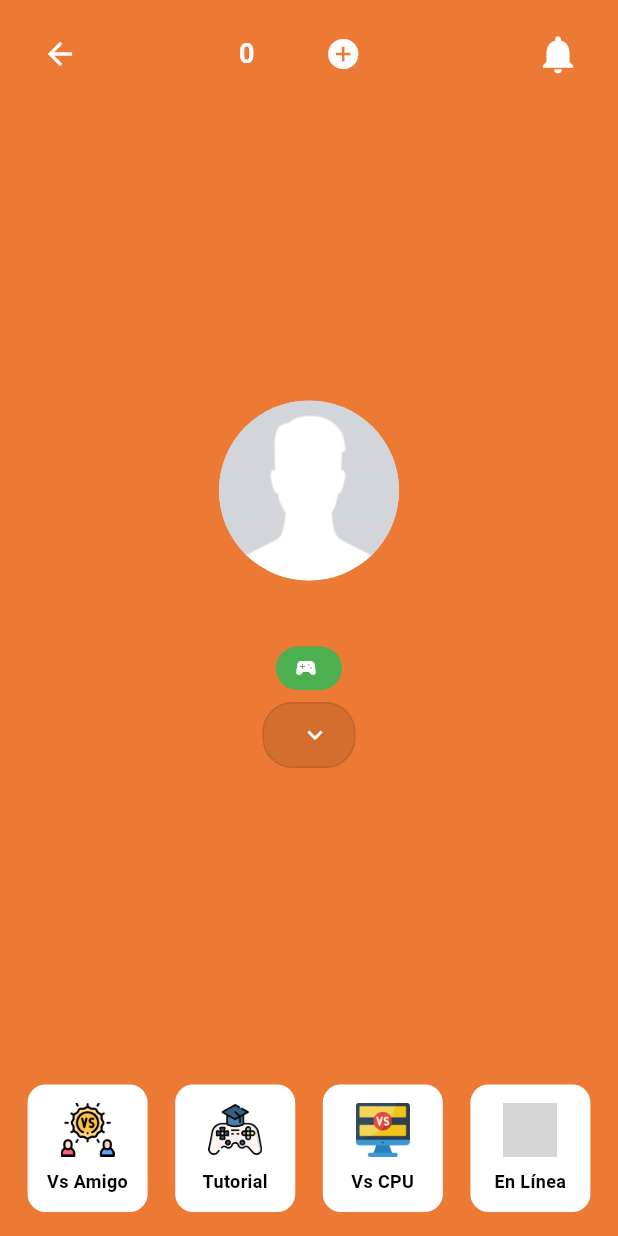
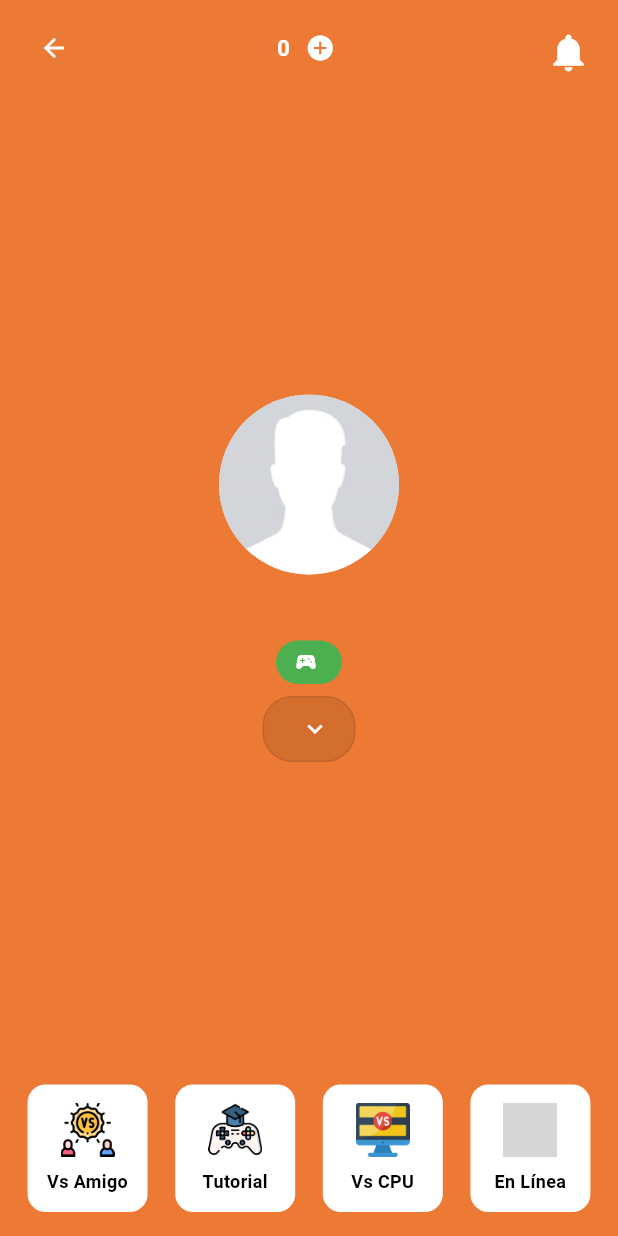
Before and after one commit to ghtdeveloper/tekoplay, a Flutter app: the GameScreen screen opened directly with empty values, on a phone screen of 412 x 824 dp. Run offline on Flutter 3.47's test engine with Material 3 defaults, Android fonts, the phone set to English and light mode, and no system bars; our stand-ins replace audioplayers, cloud_firestore, firebase_auth, firebase_core, firebase_messaging, firebase_storage and 10 more; missing offline and left inert: dart:ffi, flutter_chess_board, flutter_facebook_auth, flutter_stockfish_plugin, pay; accounts and stored records are empty; generated files the repository leaves out were written again; network calls fail; grey boxes are pictures that could not be loaded.

```diff
--- a/lib/core/service/notification_service.dart
+++ b/lib/core/service/notification_service.dart
@@ -1,3 +1,5 @@
+
+import 'dart:ffi';
 
 import 'package:firebase_messaging/firebase_messaging.dart';
 import 'package:flutter/foundation.dart';
--- a/lib/features/games/common/game_screen.dart
+++ b/lib/features/games/common/game_screen.dart
@@ -251,8 +251,6 @@ class _GameScreenState extends State<GameScreen> with WidgetsBindingObserver {
     _updateAnonymousWalletUI();
   }
 
-
-
   Future<bool> _validateUserFundsForInvitation() async {
     if (_currentUser == null) return false;
 
@@ -1141,8 +1139,12 @@ class _GameScreenState extends State<GameScreen> with WidgetsBindingObserver {
               child: Row(
                 mainAxisAlignment: MainAxisAlignment.spaceBetween,
                 children: [
-                  IconButton(
-                    icon: const Icon(Icons.arrow_back, color: Colors.white),
+                  SizedBox(
+                    width: 40,
+                    height: 40,
+                    child: IconButton(
+                      icon: const Icon(Icons.arrow_back, color: Colors.white, size: 20),
+                      padding: EdgeInsets.zero,
                       onPressed: () {
                         if (!_isDisposed) {
                           Navigator.pushReplacement(
@@ -1152,47 +1154,54 @@ class _GameScreenState extends State<GameScreen> with WidgetsBindingObserver {
                         }
                       },
                     ),
-                  Row(
-                    children: [
-                      Text(
-                        matchType == S.of(context).bet
-                            ? '${(_userDiamonds ?? 0.0).toInt()}'
-                            : matchType == S.of(context).fun
-                            ? '${(_userCoins ?? 0.0).toInt()}'
-                            : '0',
-                        style: TextStyle(
-                          fontSize: 18,
-                          fontWeight: FontWeight.bold,
-                          color: Colors.white,
-                        ),
-                      ),
-                      SizedBox(width: 5),
-                      if (matchType == S.of(context).fun)
-                        Image.asset('assets/images/coin.png', height: 30.0)
-                      else if (matchType == S.of(context).bet)
-                        Image.asset('assets/images/diamond.png', height: 30.0)
-                      else
-                        SizedBox(width: 30.0),
-                      IconButton(
-                        icon: Icon(Icons.add_circle, color: Colors.white),
-                        onPressed:
-                            () => {
-                              if (matchType == S.of(context).fun)
-                                _showCoinPurchaseDialog()
-                              else if (matchType == S.of(context).bet)
-                                _showDiamondPurchaseDialog(),
-                            },
-                      ),
-                      if (matchType == S.of(context).bet) ...[
-                        SizedBox(width: 8),
+                  ),
+                  SizedBox(width: 4),
+                  Expanded(
+                    child: LayoutBuilder(
+                      builder: (context, constraints) {
+                        // Si hay poco espacio y es modo bet, usar diseño vertical
+                        final shouldStack = constraints.maxWidth < 200 &&
+                            matchType == S.of(context).bet &&
+                            (_withdrawableDiamonds ?? 0) > 0;
+
+                        if (shouldStack) {
+                          return Column(
+                            mainAxisSize: MainAxisSize.min,
+                            children: [
+                              _buildBalanceRow(),
+                              SizedBox(height: 4),
                               WithdrawalCounterWidget(
                                 withdrawableAmount: _withdrawableDiamonds ?? 0,
                                 onWithdraw: _showWithdrawalDialog,
                               ),
                             ],
-                    ],
-                  ),
-                  _buildNotificationsIcon(),
+                          );
+                        } else {
+                          return Row(
+                            mainAxisAlignment: MainAxisAlignment.center,
+                            mainAxisSize: MainAxisSize.min,
+                            children: [
+                              Flexible(child: _buildBalanceRow()),
+                              if (matchType == S.of(context).bet &&
+                                  (_withdrawableDiamonds ?? 0) > 0) ...[
+                                SizedBox(width: 4),
+                                WithdrawalCounterWidget(
+                                  withdrawableAmount: _withdrawableDiamonds ?? 0,
+                                  onWithdraw: _showWithdrawalDialog,
+                                ),
+                              ],
+                            ],
+                          );
+                        }
+                      },
+                    ),
+                  ),
+                  SizedBox(width: 4),
+                  SizedBox(
+                    width: 40,
+                    height: 40,
+                    child: _buildNotificationsIcon(),
+                  ),
                 ],
               ),
             ),
@@ -1263,6 +1272,68 @@ class _GameScreenState extends State<GameScreen> with WidgetsBindingObserver {
       ),
     );
   }
+
+  Widget _buildBalanceRow() {
+    final isBet = matchType == S.of(context).bet;
+    final balance = isBet ? (_userDiamonds ?? 0) : (_userCoins ?? 0);
+
+    return Row(
+      mainAxisSize: MainAxisSize.min,
+      children: [
+        // Balance número
+        Flexible(
+          child: Text(
+            '$balance',
+            style: TextStyle(
+              fontSize: 15,
+              fontWeight: FontWeight.bold,
+              color: Colors.white,
+            ),
+            overflow: TextOverflow.ellipsis,
+            maxLines: 1,
+          ),
+        ),
+
+        SizedBox(width: 4),
+
+        if (matchType == S.of(context).fun)
+          Image.asset(
+            'assets/images/coin.png',
+            height: 24,
+            errorBuilder: (context, error, stackTrace) {
+              return Icon(Icons.monetization_on, color: Colors.blue, size: 24);
+            },
+          )
+        else if (matchType == S.of(context).bet)
+          Image.asset(
+            'assets/images/diamond.png',
+            height: 24,
+            errorBuilder: (context, error, stackTrace) {
+              return Icon(Icons.diamond, color: Colors.amber, size: 24);
+            },
+          ),
+
+        SizedBox(width: 2),
+
+        SizedBox(
+          width: 28,
+          height: 28,
+          child: IconButton(
+            icon: Icon(Icons.add_circle, color: Colors.white, size: 20),
+            padding: EdgeInsets.zero,
+            onPressed: () {
+              if (matchType == S.of(context).fun) {
+                _showCoinPurchaseDialog();
+              } else if (matchType == S.of(context).bet) {
+                _showDiamondPurchaseDialog();
+              }
+            },
+          ),
+        ),
+      ],
+    );
+  }
+
 
   Widget _buildNotificationsIcon() {
     if (_currentUser == null || !_isInitialized) {
@@ -1398,6 +1469,17 @@ class _GameScreenState extends State<GameScreen> with WidgetsBindingObserver {
                                                 children: [
                                                   Text(
                                                     '${invitation['fromUserName']} ${S.of(context).invitesYou}',
+                                                    style: TextStyle(
+                                                      fontSize: 16,
+                                                      fontWeight:
+                                                          FontWeight.w500,
+                                                    ),
+                                                    overflow:
+                                                        TextOverflow.ellipsis,
+                                                    maxLines: 2,
+                                                  ),
+                                                  Text(
+                                                    '${invitation['betAmount']}  ${invitation['currencyType']}',
                                                     style: TextStyle(
                                                       fontSize: 16,
                                                       fontWeight:
@@ -1587,7 +1669,8 @@ class _GameScreenState extends State<GameScreen> with WidgetsBindingObserver {
                     } else if (amount < 1) {
                       betAmountError = 'El monto debe ser mayor a 0';
                     } else if (amount > (_userDiamonds ?? 0)) {
-                      betAmountError = '${S.of(context).insufficientFunds}. ${S.of(context).youHave}: ${_userDiamonds ?? 0}';
+                      betAmountError =
+                          '${S.of(context).insufficientFunds}. ${S.of(context).youHave}: ${_userDiamonds ?? 0}';
                     } else {
                       betAmountError = null;
                     }
@@ -1595,9 +1678,11 @@ class _GameScreenState extends State<GameScreen> with WidgetsBindingObserver {
                 });
               }
 
-              bool isFormValid = emailController.text.trim().isNotEmpty &&
+              bool isFormValid =
+                  emailController.text.trim().isNotEmpty &&
                   (matchType != S.of(context).bet ||
-                      (betAmountController.text.isNotEmpty && betAmountError == null));
+                      (betAmountController.text.isNotEmpty &&
+                          betAmountError == null));
 
               return Dialog(
                 shape: RoundedRectangleBorder(
@@ -1622,7 +1707,8 @@ class _GameScreenState extends State<GameScreen> with WidgetsBindingObserver {
                             ),
                             IconButton(
                               icon: Icon(Icons.close),
-                              onPressed: isLoading
+                              onPressed:
+                                  isLoading
                                       ? null
                                       : () => Navigator.of(context).pop(),
                             ),
@@ -1644,7 +1730,8 @@ class _GameScreenState extends State<GameScreen> with WidgetsBindingObserver {
                                 matchType == S.of(context).bet
                                     ? Icons.diamond
                                     : Icons.monetization_on,
-                                color: matchType == S.of(context).bet
+                                color:
+                                    matchType == S.of(context).bet
                                         ? Colors.amber
                                         : Colors.blue,
                                 size: 16,
@@ -1695,12 +1782,16 @@ class _GameScreenState extends State<GameScreen> with WidgetsBindingObserver {
                             decoration: InputDecoration(
                               labelText: 'Monto a apostar (diamantes)',
                               hintText: 'Ingresa el monto',
-                              prefixIcon: Icon(Icons.diamond, color: Colors.amber),
+                              prefixIcon: Icon(
+                                Icons.diamond,
+                                color: Colors.amber,
+                              ),
                               border: OutlineInputBorder(
                                 borderRadius: BorderRadius.circular(12),
                               ),
                               errorText: betAmountError,
-                              helperText: 'Disponible: ${_userDiamonds ?? 0} diamantes',
+                              helperText:
+                                  'Disponible: ${_userDiamonds ?? 0} diamantes',
                               helperStyle: TextStyle(fontSize: 11),
                             ),
                           ),
@@ -1709,21 +1800,35 @@ class _GameScreenState extends State<GameScreen> with WidgetsBindingObserver {
                           SizedBox(height: 8),
                           Wrap(
                             spacing: 8,
-                            children: [10, 50, 100, 250, 500].map((amount) {
-                              final canSelect = amount <= (_userDiamonds ?? 0);
+                            children:
+                                [10, 50, 100, 250, 500].map((amount) {
+                                  final canSelect =
+                                      amount <= (_userDiamonds ?? 0);
                                   return ActionChip(
                                     label: Text('$amount'),
-                                onPressed: !isLoading && canSelect
+                                    onPressed:
+                                        !isLoading && canSelect
                                             ? () {
-                                  betAmountController.text = amount.toString();
-                                  validateBetAmount(amount.toString());
+                                              betAmountController.text =
+                                                  amount.toString();
+                                              validateBetAmount(
+                                                amount.toString(),
+                                              );
                                             }
                                             : null,
-                                backgroundColor: canSelect
-                                    ? Colors.amber.withValues(alpha: 0.2)
-                                    : Colors.grey.withValues(alpha: 0.2),
+                                    backgroundColor:
+                                        canSelect
+                                            ? Colors.amber.withValues(
+                                              alpha: 0.2,
+                                            )
+                                            : Colors.grey.withValues(
+                                              alpha: 0.2,
+                                            ),
                                     labelStyle: TextStyle(
-                                  color: canSelect ? Colors.amber[800] : Colors.grey,
+                                      color:
+                                          canSelect
+                                              ? Colors.amber[800]
+                                              : Colors.grey,
                                       fontWeight: FontWeight.bold,
                                     ),
                                   );
@@ -1737,7 +1842,8 @@ class _GameScreenState extends State<GameScreen> with WidgetsBindingObserver {
                         SizedBox(
                           width: double.infinity,
                           child: ElevatedButton.icon(
-                            onPressed: (isLoading || !isFormValid)
+                            onPressed:
+                                (isLoading || !isFormValid)
                                     ? null
                                     : () async {
                                       // Revalidar fondos antes de enviar invitación
@@ -1756,9 +1862,13 @@ class _GameScreenState extends State<GameScreen> with WidgetsBindingObserver {
                                         if (betAmount == null ||
                                             betAmount < 1 ||
                                             betAmount > (_userDiamonds ?? 0)) {
-                                  ScaffoldMessenger.of(context).showSnackBar(
+                                          ScaffoldMessenger.of(
+                                            context,
+                                          ).showSnackBar(
                                             SnackBar(
-                                      content: Text('Monto de apuesta inválido'),
+                                              content: Text(
+                                                'Monto de apuesta inválido',
+                                              ),
                                               backgroundColor: Colors.red,
                                             ),
                                           );
@@ -1768,32 +1878,49 @@ class _GameScreenState extends State<GameScreen> with WidgetsBindingObserver {
 
                                       setState(() => isLoading = true);
 
-                              final error = await GameInvitationService()
+                                      final error =
+                                          await GameInvitationService()
                                               .createInvitation(
                                                 fromUserId: _currentUser!.uid,
-                                fromUserName: _currentUser!.displayName ?? 'Usuario',
-                                toUserEmail: emailController.text.trim(),
+                                                fromUserName:
+                                                    _currentUser!.displayName ??
+                                                    'Usuario',
+                                                toUserEmail:
+                                                    emailController.text.trim(),
                                                 gameType: gameType,
-                                betAmount: matchType == S.of(context).bet
-                                    ? int.parse(betAmountController.text.trim())
+                                                betAmount:
+                                                    matchType ==
+                                                            S.of(context).bet
+                                                        ? int.parse(
+                                                          betAmountController
+                                                              .text
+                                                              .trim(),
+                                                        )
                                                         : null,
-                                currencyType: _getCurrencyName()
+                                                currencyType:
+                                                    _getCurrencyName(),
                                               );
 
                                       setState(() => isLoading = false);
 
                                       if (error == null) {
                                         Navigator.of(context).pop();
-                                ScaffoldMessenger.of(context).showSnackBar(
+                                        ScaffoldMessenger.of(
+                                          context,
+                                        ).showSnackBar(
                                           SnackBar(
                                             content: Text(
-                                      S.of(context).successfulSentInvitation,
+                                              S
+                                                  .of(context)
+                                                  .successfulSentInvitation,
                                             ),
                                             backgroundColor: Colors.green,
                                           ),
                                         );
                                       } else {
-                                ScaffoldMessenger.of(context).showSnackBar(
+                                        ScaffoldMessenger.of(
+                                          context,
+                                        ).showSnackBar(
                                           SnackBar(
                                             content: Text(error),
                                             backgroundColor: Colors.red,
@@ -1801,7 +1928,8 @@ class _GameScreenState extends State<GameScreen> with WidgetsBindingObserver {
                                         );
                                       }
                                     },
-                            icon: isLoading
+                            icon:
+                                isLoading
                                     ? SizedBox(
                                       width: 16,
                                       height: 16,
```
Lines whose indentation alone changed are shown as unchanged.
